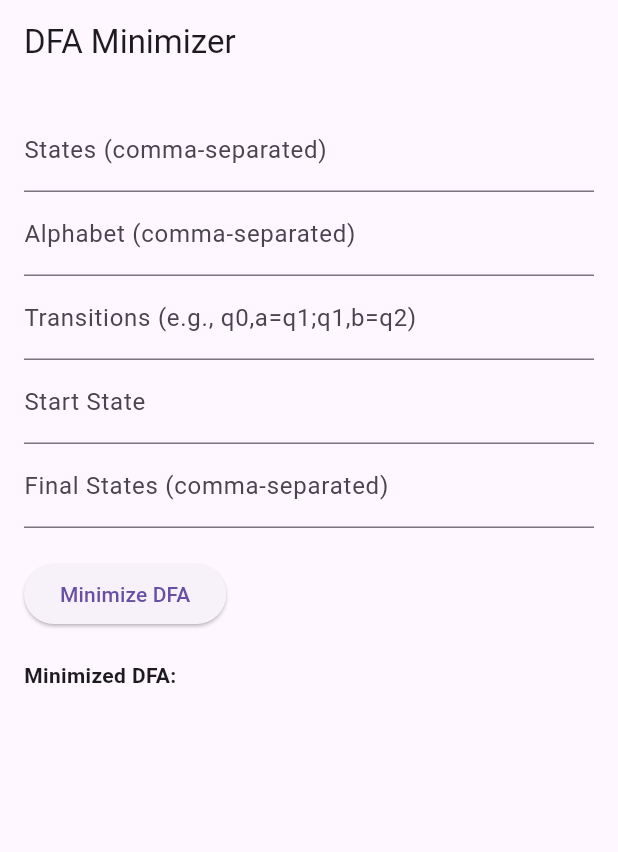
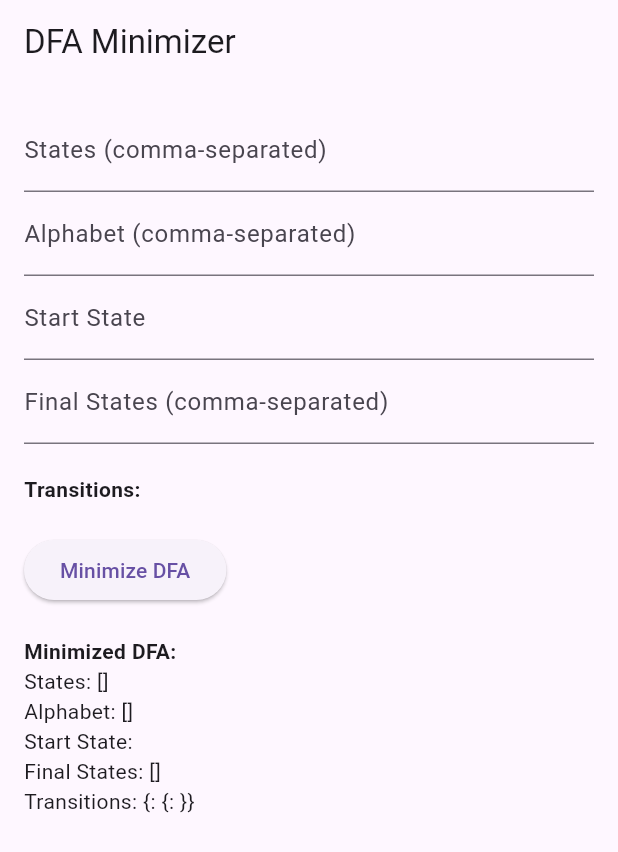
Before and after one commit to Gamakichii/dfa, a Flutter app: the screen it shows after launch, after a tap on "Minimize DFA", on a phone screen of 412 x 824 dp. Shown: the top 852 px of the screen. Run offline on Flutter 3.47's test engine with Material 3 defaults, Android fonts, the phone set to English and light mode, and no system bars.

Commit message:
Dynamic Transition Input

```diff
--- a/lib/dfa_minimizer.dart
+++ b/lib/dfa_minimizer.dart
@@ -20,7 +20,8 @@ DFA minimizeDFA(DFA dfa) {
       for (var state in group) {
         final key = dfa.alphabet.map((symbol) {
           final nextState = dfa.transitions[state]?[symbol] ?? '';
-          return partitions.indexWhere((p) => p.contains(nextState));
+          final partitionIndex = partitions.indexWhere((p) => p.contains(nextState));
+          return partitionIndex == -1 ? 'none' : partitionIndex.toString();
         }).join(',');
 
         splitGroups.putIfAbsent(key, () => []).add(state);
@@ -33,8 +34,11 @@ DFA minimizeDFA(DFA dfa) {
   }
 
   final newStates = partitions.map((p) => p.join('_')).toList();
-  final newStartState =
-  newStates.firstWhere((s) => s.contains(dfa.startState));
+  final newStartState = newStates.firstWhere(
+        (s) => s.contains(dfa.startState),
+    orElse: () => throw Exception('Start state not found in minimized DFA'),
+  );
+
   final newFinalStates = newStates
       .where((s) => s.split('_').any((st) => dfa.finalStates.contains(st)))
       .toList();
@@ -48,8 +52,10 @@ DFA minimizeDFA(DFA dfa) {
     for (var symbol in dfa.alphabet) {
       final nextState = dfa.transitions[representative]?[symbol] ?? '';
       final targetPartition =
-      partitions.firstWhere((p) => p.contains(nextState));
-      newTransitions[newState]![symbol] = targetPartition.join('_');
+      partitions.firstWhere((p) => p.contains(nextState), orElse: () => []);
+      newTransitions[newState]![symbol] = targetPartition.isEmpty
+          ? 'none'
+          : targetPartition.join('_');
     }
   }
 
--- a/lib/main.dart
+++ b/lib/main.dart
@@ -23,25 +23,90 @@ class DfaInputScreen extends StatefulWidget {
 class _DfaInputScreenState extends State<DfaInputScreen> {
   final TextEditingController _statesController = TextEditingController();
   final TextEditingController _alphabetController = TextEditingController();
-  final TextEditingController _transitionsController = TextEditingController();
   final TextEditingController _startStateController = TextEditingController();
   final TextEditingController _finalStatesController = TextEditingController();
 
+  Map<String, Map<String, TextEditingController>> _transitionControllers = {};
+
   String _minimizedDfa = "";
+  String _errorMessage = "";
+
+  // Generates transition input fields dynamically.
+  void _generateTransitionFields() {
+    final states = _statesController.text.split(',').map((s) => s.trim()).toList();
+    final alphabet = _alphabetController.text.split(',').map((a) => a.trim()).toList();
+
+    setState(() {
+      _transitionControllers = {
+        for (var state in states)
+          state: {
+            for (var symbol in alphabet)
+              symbol: TextEditingController(),
+          }
+      };
+    });
+  }
+
+  // Parses user input into a DFA object.
+  DFA _parseDFA() {
+    final states = _statesController.text.split(',').map((s) => s.trim()).toList();
+    final alphabet = _alphabetController.text.split(',').map((a) => a.trim()).toList();
+    final startState = _startStateController.text.trim();
+    final finalStates = _finalStatesController.text.split(',').map((f) => f.trim()).toList();
+
+    final transitions = <String, Map<String, String>>{};
+    for (var state in _transitionControllers.keys) {
+      transitions[state] = {};
+      for (var symbol in _transitionControllers[state]!.keys) {
+        final destination = _transitionControllers[state]![symbol]!.text.trim();
+        transitions[state]![symbol] = destination;
+      }
+    }
+
+    return DFA(
+      states: states,
+      alphabet: alphabet,
+      startState: startState,
+      finalStates: finalStates,
+      transitions: transitions,
+    );
+  }
 
   void _minimizeDfa() {
-    final dfa = DFA(
-      states: _statesController.text.split(','),
-      alphabet: _alphabetController.text.split(','),
-      startState: _startStateController.text.trim(),
-      finalStates: _finalStatesController.text.split(','),
-      transitions: parseTransitions(_transitionsController.text),
-    );
+    try {
+      final dfa = _parseDFA();
+      _validateDFA(dfa);
 
-    final minimizedDfa = minimizeDFA(dfa);
-    setState(() {
-      _minimizedDfa = minimizedDfa.toString();
-    });
+      final minimizedDfa = minimizeDFA(dfa);
+      setState(() {
+        _errorMessage = "";
+        _minimizedDfa = minimizedDfa.toString();
+      });
+    } catch (e) {
+      setState(() {
+        _errorMessage = e.toString();
+        _minimizedDfa = "";
+      });
+    }
+  }
+
+  void _validateDFA(DFA dfa) {
+    if (!dfa.states.contains(dfa.startState)) {
+      throw Exception('Start state must be one of the states.');
+    }
+    if (!dfa.finalStates.every((f) => dfa.states.contains(f))) {
+      throw Exception('All final states must be valid states.');
+    }
+    for (var fromState in dfa.transitions.keys) {
+      if (!dfa.states.contains(fromState)) {
+        throw Exception('Invalid state in transition: $fromState');
+      }
+      for (var symbol in dfa.transitions[fromState]!.keys) {
+        if (!dfa.alphabet.contains(symbol)) {
+          throw Exception('Invalid symbol in transition: $symbol');
+        }
+      }
+    }
   }
 
   @override
@@ -57,15 +122,12 @@ class _DfaInputScreenState extends State<DfaInputScreen> {
               TextField(
                 controller: _statesController,
                 decoration: InputDecoration(labelText: 'States (comma-separated)'),
+                onChanged: (_) => _generateTransitionFields(),
               ),
               TextField(
                 controller: _alphabetController,
                 decoration: InputDecoration(labelText: 'Alphabet (comma-separated)'),
-              ),
-              TextField(
-                controller: _transitionsController,
-                decoration: InputDecoration(
-                    labelText: 'Transitions (e.g., q0,a=q1;q1,b=q2)'),
+                onChanged: (_) => _generateTransitionFields(),
               ),
               TextField(
                 controller: _startStateController,
@@ -76,10 +138,21 @@ class _DfaInputScreenState extends State<DfaInputScreen> {
                 decoration: InputDecoration(labelText: 'Final States (comma-separated)'),
               ),
               SizedBox(height: 20),
+              Text('Transitions:', style: TextStyle(fontWeight: FontWeight.bold)),
+              _buildTransitionInputs(),
+              SizedBox(height: 20),
               ElevatedButton(
                 onPressed: _minimizeDfa,
                 child: Text('Minimize DFA'),
               ),
+              if (_errorMessage.isNotEmpty)
+                Padding(
+                  padding: const EdgeInsets.only(top: 10),
+                  child: Text(
+                    'Error: $_errorMessage',
+                    style: TextStyle(color: Colors.red),
+                  ),
+                ),
               SizedBox(height: 20),
               Text('Minimized DFA:', style: TextStyle(fontWeight: FontWeight.bold)),
               Text(_minimizedDfa),
@@ -89,4 +162,38 @@ class _DfaInputScreenState extends State<DfaInputScreen> {
       ),
     );
   }
+
+  Widget _buildTransitionInputs() {
+    if (_transitionControllers.isEmpty) return Container();
+
+    final transitionWidgets = <Widget>[];
+    _transitionControllers.forEach((state, symbols) {
+      transitionWidgets.add(
+        Padding(
+          padding: const EdgeInsets.only(top: 10),
+          child: Text('State: $state', style: TextStyle(fontWeight: FontWeight.bold)),
+        ),
+      );
+      symbols.forEach((symbol, controller) {
+        transitionWidgets.add(
+          Row(
+            children: [
+              Text('On "$symbol" → ', style: TextStyle(fontSize: 16)),
+              Expanded(
+                child: TextField(
+                  controller: controller,
+                  decoration: InputDecoration(labelText: 'Next State'),
+                ),
+              ),
+            ],
+          ),
+        );
+      });
+    });
+
+    return Column(
+      crossAxisAlignment: CrossAxisAlignment.start,
+      children: transitionWidgets,
+    );
+  }
 }
```
Also changed, not shown: 1 other file.
